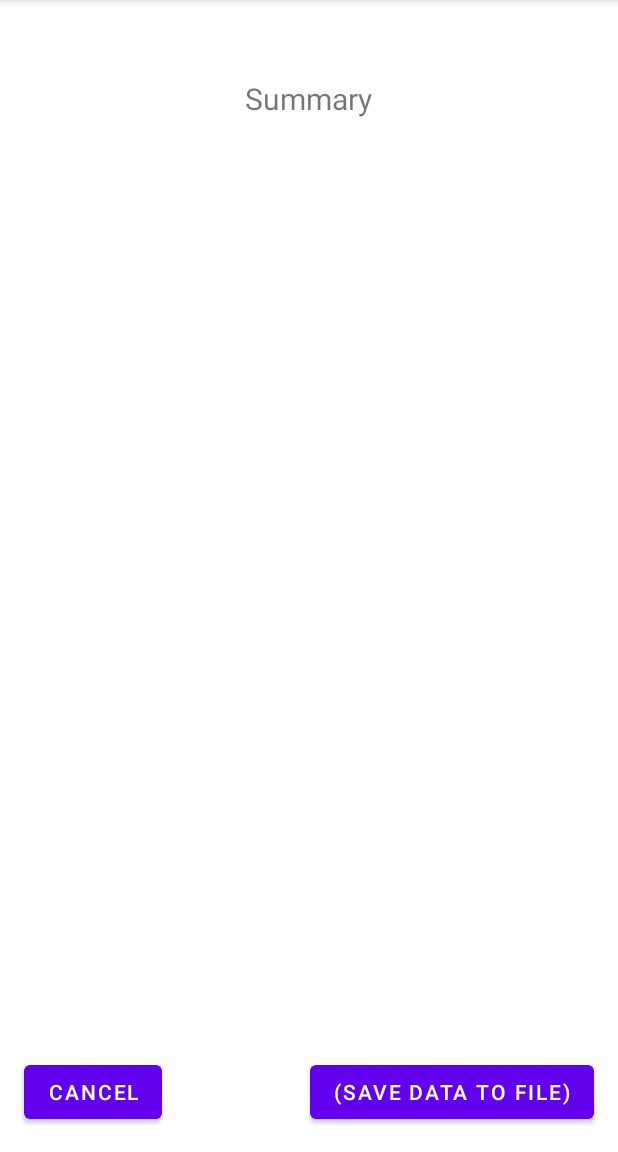
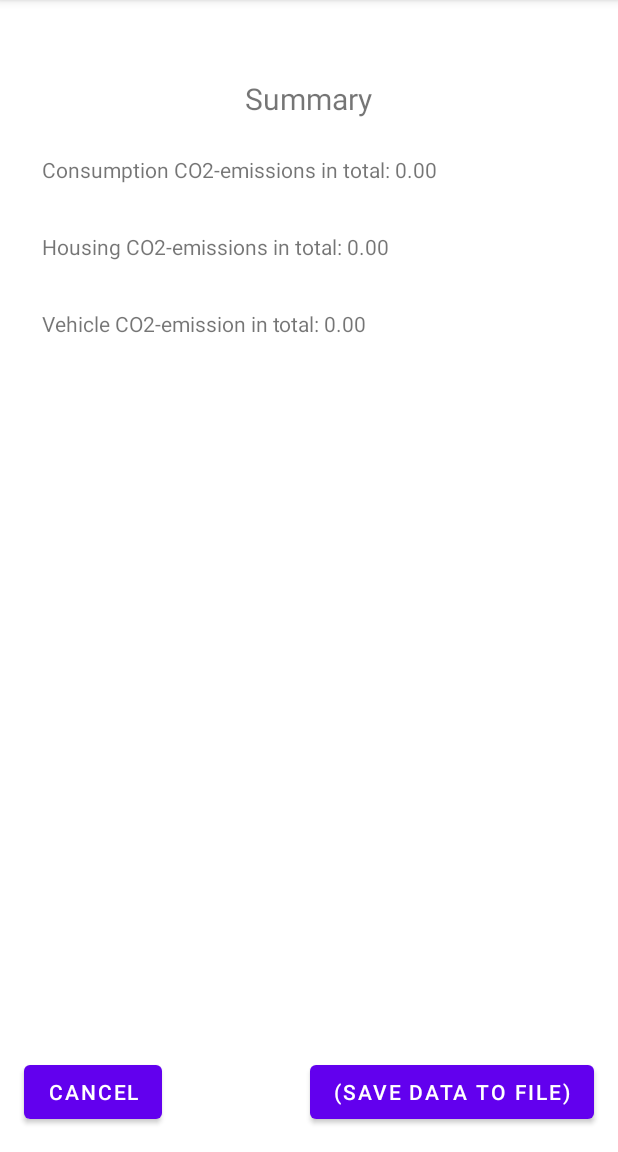
Before and after one commit to MiroRahkonen/harkkatyo, an Android app: the SummaryActivity screen opened directly, with no data from a screen before it, on a phone screen of 412 x 824 dp, the part 84-1236 px from its top. Run offline under Robolectric (Android 15) with nearby library versions, the phone set to English and light mode, and no system bars.

```diff
--- a/app/src/main/java/com/example/harkkatyo/ConsumptionActivity.java
+++ b/app/src/main/java/com/example/harkkatyo/ConsumptionActivity.java
@@ -44,7 +44,7 @@ public class ConsumptionActivity extends AppCompatActivity {
             if(testInput()){
                 consumptionData.consumptionResults(clothing,0,electronics,0,paper,recreation,0);
                 returnIntent.putExtra("fromActivity","consumptionActivity");
-                Toast.makeText(ConsumptionActivity.this, "Saved",Toast.LENGTH_SHORT).show();
+                Toast.makeText(ConsumptionActivity.this, "Consumption data saved",Toast.LENGTH_SHORT).show();
                 setResult(0,returnIntent);
                 finish();
             }
--- a/app/src/main/java/com/example/harkkatyo/HousingActivity.java
+++ b/app/src/main/java/com/example/harkkatyo/HousingActivity.java
@@ -60,7 +60,7 @@ public class HousingActivity extends AppCompatActivity {
             if(testInput()){
                 housingData.housingResults(area,residents,type);
                 returnIntent.putExtra("fromActivity","housingActivity");
-                Toast.makeText(HousingActivity.this, "Saved",Toast.LENGTH_SHORT).show();
+                Toast.makeText(HousingActivity.this, "Housing data saved",Toast.LENGTH_SHORT).show();
                 setResult(1,returnIntent);
                 finish();
             }
--- a/app/src/main/java/com/example/harkkatyo/SummaryActivity.java
+++ b/app/src/main/java/com/example/harkkatyo/SummaryActivity.java
@@ -5,14 +5,16 @@ import androidx.appcompat.app.AppCompatActivity;
 import android.content.Intent;
 import android.os.Bundle;
 import android.view.View;
+import android.widget.TextView;
 import android.widget.Toast;
+import java.text.DecimalFormat;
 
 public class SummaryActivity extends AppCompatActivity {
 
-    protected String consumption_URL,housing_URL,vehicle_URL;
     Consumption consumptionData;
     Housing housingData;
     Vehicle vehicleData;
+    TextView textView_ConsumptionResult,textView_HousingResult,textView_VehicleResult;
 
     @Override
     protected void onCreate(Bundle savedInstanceState) {
@@ -22,6 +24,10 @@ public class SummaryActivity extends AppCompatActivity {
         consumptionData = Consumption.getInstance();
         housingData = Housing.getInstance();
         vehicleData = Vehicle.getInstance();
+        textView_ConsumptionResult = findViewById(R.id.textView_SummaryConsumption);
+        textView_HousingResult = findViewById(R.id.textView_SummaryHousing);
+        textView_VehicleResult = findViewById(R.id.textView_SummaryVehicle);
+        setSummaries();
     }
 
     public void saveData(View v){
@@ -29,6 +35,17 @@ public class SummaryActivity extends AppCompatActivity {
         finish();
     }
 
+    public void setSummaries(){
+        String consumptionTotal = String.format("%.2f",consumptionData.getConsumptionTotal());
+        String housingTotal = String.format("%.2f",housingData.getResult());
+        String vehicleTotal = String.format("%.2f",vehicleData.getResult());
+
+
+        textView_ConsumptionResult.setText("Consumption CO2-emissions in total: " + consumptionTotal);
+        textView_HousingResult.setText("Housing CO2-emissions in total: " + housingTotal);
+        textView_VehicleResult.setText("Vehicle CO2-emission in total: " + vehicleTotal);
+    }
+
     public void cancel(View v){
         finish();
     }
--- a/app/src/main/java/com/example/harkkatyo/VehicleActivity.java
+++ b/app/src/main/java/com/example/harkkatyo/VehicleActivity.java
@@ -86,7 +86,7 @@ public class VehicleActivity extends AppCompatActivity {
             if(testInput()){
                 vehicleData.vehicleResults(distance,passengers,year,fuel,size);
                 returnIntent.putExtra("fromActivity","vehicleActivity");
-                Toast.makeText(VehicleActivity.this, "Saved",Toast.LENGTH_SHORT).show();
+                Toast.makeText(VehicleActivity.this, "Vehicle data saved",Toast.LENGTH_SHORT).show();
                 setResult(0,returnIntent);
                 finish();
             }
--- a/app/src/main/res/layout/activity_summary.xml
+++ b/app/src/main/res/layout/activity_summary.xml
@@ -39,4 +39,34 @@
         app:layout_constraintBottom_toBottomOf="parent"
         app:layout_constraintStart_toStartOf="parent" />
 
+    <TextView
+        android:id="@+id/textView_SummaryConsumption"
+        android:layout_width="wrap_content"
+        android:layout_height="wrap_content"
+        android:layout_marginStart="28dp"
+        android:layout_marginTop="24dp"
+        android:text="TextView"
+        app:layout_constraintStart_toStartOf="parent"
+        app:layout_constraintTop_toBottomOf="@+id/textView7" />
+
+    <TextView
+        android:id="@+id/textView_SummaryHousing"
+        android:layout_width="wrap_content"
+        android:layout_height="wrap_content"
+        android:layout_marginStart="28dp"
+        android:layout_marginTop="32dp"
+        android:text="TextView"
+        app:layout_constraintStart_toStartOf="parent"
+        app:layout_constraintTop_toBottomOf="@+id/textView_SummaryConsumption" />
+
+    <TextView
+        android:id="@+id/textView_SummaryVehicle"
+        android:layout_width="wrap_content"
+        android:layout_height="wrap_content"
+        android:layout_marginStart="28dp"
+        android:layout_marginTop="32dp"
+        android:text="TextView"
+        app:layout_constraintStart_toStartOf="parent"
+        app:layout_constraintTop_toBottomOf="@+id/textView_SummaryHousing" />
+
 </androidx.constraintlayout.widget.ConstraintLayout>
--- a/app/src/main/res/values/strings.xml
+++ b/app/src/main/res/values/strings.xml
@@ -42,7 +42,7 @@
     <string name="housing_range">Range: 1 - ∞</string>
     <string name="email">Email</string>
     <string name="account">Account</string>
-    <string name="no_account">Dont have a account? Register here</string>
+    <string name="no_account">Dont have an account? Register here</string>
     <string name="password">Password</string>
     <string name="register">Register</string>
     <string name="login">Login</string>
```
Also changed, not shown: app/src/main/res/layout/activity_consumption.xml (+9 -9 lines), app/src/main/res/layout/activity_housing.xml (+5 -5 lines), app/src/main/res/layout/activity_vehicle.xml (+7 -7 lines).
